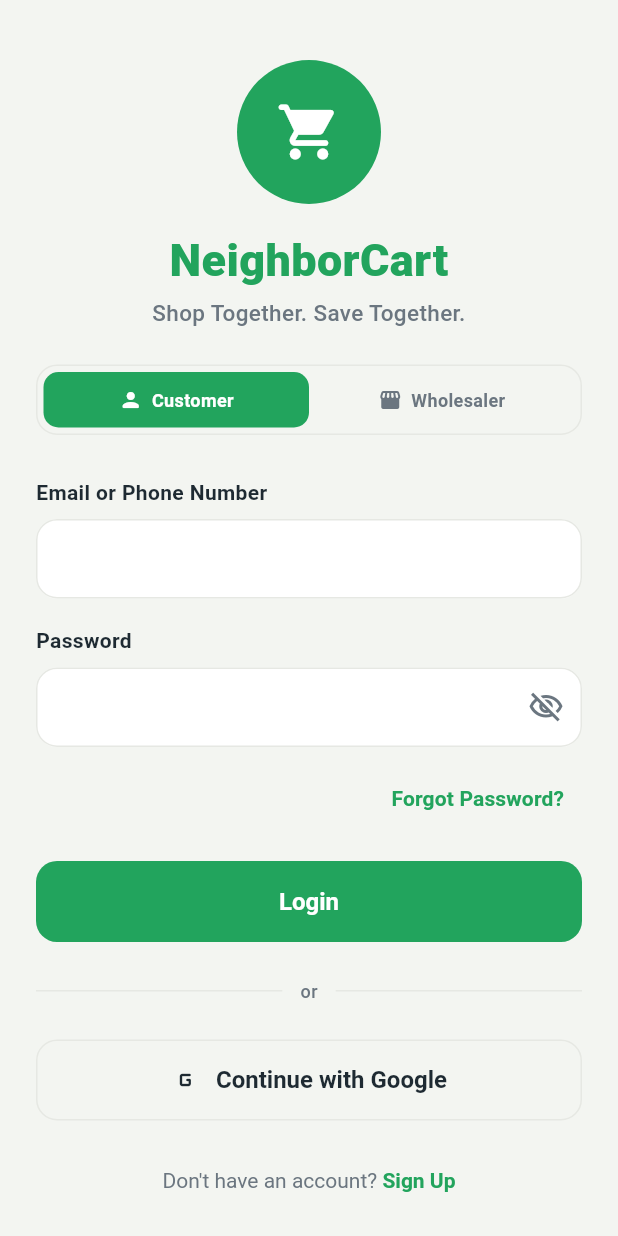
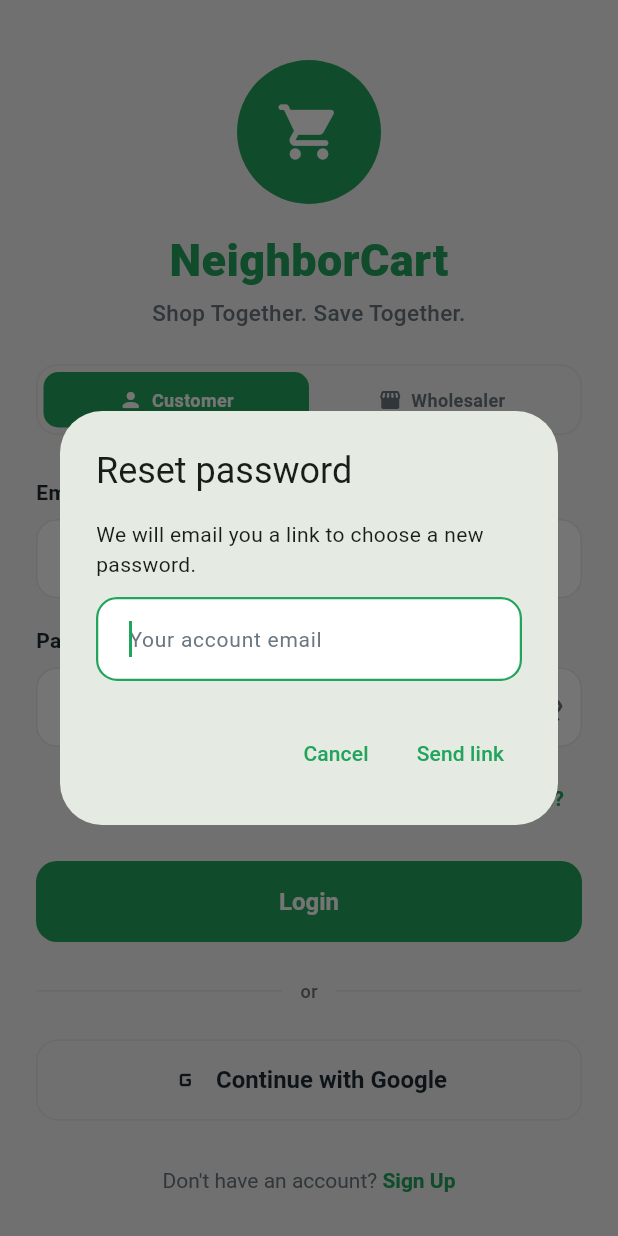
Before and after one commit to AlMaynulHasan/NeighborCart, a Flutter app: the screen it shows after launch, after a tap on "Forgot Password?", on a phone screen of 412 x 824 dp. Run offline on Flutter 3.47's test engine with Material 3 defaults, Android fonts, the light colour scheme and no system bars; our stand-ins replace cloud_firestore, firebase_auth, firebase_core; accounts and stored records are empty.

Commit message:
Add forgot password and profile editing (customer name syncs to pools, wholesaler business info)

```diff
--- a/lib/screens/auth/login_screen.dart
+++ b/lib/screens/auth/login_screen.dart
@@ -78,6 +78,29 @@
     }
   }
 
+  Future<void> _handleForgotPassword() async {
+    final messenger = ScaffoldMessenger.of(context);
+    final email = await showDialog<String>(
+      context: context,
+      builder: (_) => _ResetPasswordDialog(initialEmail: _emailController.text.trim()),
+    );
+    if (email == null || email.isEmpty) return;
+    if (!email.contains('@')) {
+      messenger.showSnackBar(
+        const SnackBar(content: Text('Enter the email you signed up with. Phone numbers are not supported yet.')),
+      );
+      return;
+    }
+    try {
+      await AuthService.instance.sendPasswordReset(email);
+      messenger.showSnackBar(
+        SnackBar(content: Text('If an account exists for $email, a reset link has been sent.')),
+      );
+    } catch (e) {
+      messenger.showSnackBar(SnackBar(content: Text(AuthService.friendlyError(e))));
+    }
+  }
+
   void _handleGoogleSignIn() {
     // Still a placeholder — real Google Sign-In needs an OAuth client ID
     // configured in Google Cloud + a <meta> tag in web/index.html for
@@ -154,7 +177,7 @@
                 Align(
                   alignment: Alignment.centerRight,
                   child: TextButton(
-                    onPressed: () {},
+                    onPressed: _handleForgotPassword,
                     style: TextButton.styleFrom(foregroundColor: AppColors.primary),
                     child: const Text('Forgot Password?', style: TextStyle(fontWeight: FontWeight.w600)),
                   ),
@@ -212,3 +235,49 @@
     );
   }
 }
+
+class _ResetPasswordDialog extends StatefulWidget {
+  final String initialEmail;
+  const _ResetPasswordDialog({required this.initialEmail});
+
+  @override
+  State<_ResetPasswordDialog> createState() => _ResetPasswordDialogState();
+}
+
+class _ResetPasswordDialogState extends State<_ResetPasswordDialog> {
+  late final TextEditingController _controller = TextEditingController(text: widget.initialEmail);
+
+  @override
+  void dispose() {
+    _controller.dispose();
+    super.dispose();
+  }
+
+  @override
+  Widget build(BuildContext context) {
+    return AlertDialog(
+      title: const Text('Reset password'),
+      content: Column(
+        mainAxisSize: MainAxisSize.min,
+        crossAxisAlignment: CrossAxisAlignment.start,
+        children: [
+          const Text('We will email you a link to choose a new password.'),
+          const SizedBox(height: 12),
+          TextField(
+            controller: _controller,
+            keyboardType: TextInputType.emailAddress,
+            autofocus: true,
+            decoration: const InputDecoration(hintText: 'Your account email'),
+          ),
+        ],
+      ),
+      actions: [
+        TextButton(onPressed: () => Navigator.of(context).pop(), child: const Text('Cancel')),
+        TextButton(
+          onPressed: () => Navigator.of(context).pop(_controller.text.trim()),
+          child: const Text('Send link'),
+        ),
+      ],
+    );
+  }
+}
--- a/lib/services/auth_service.dart
+++ b/lib/services/auth_service.dart
@@ -94,6 +94,11 @@
     return role == 'wholesaler' ? AuthMode.wholesaler : AuthMode.customer;
   }
 
+  /// Sends a password-reset email (Firebase does not reveal whether the
+  /// address has an account).
+  Future<void> sendPasswordReset(String email) =>
+      _auth.sendPasswordResetEmail(email: email.trim());
+
   Future<void> signOut() => _auth.signOut();
 
   /// Turns a FirebaseAuthException into a short, person-readable message.
```
Also changed, not shown: lib/screens/profile/edit_profile_screen.dart (added, +122 -0 lines), lib/screens/profile/profile_screen.dart (+11 -1 lines), lib/screens/wholesaler/profile/wholesaler_profile_screen.dart (+11 -1 lines), lib/services/user_service.dart (+35 -0 lines), 2 other files.
